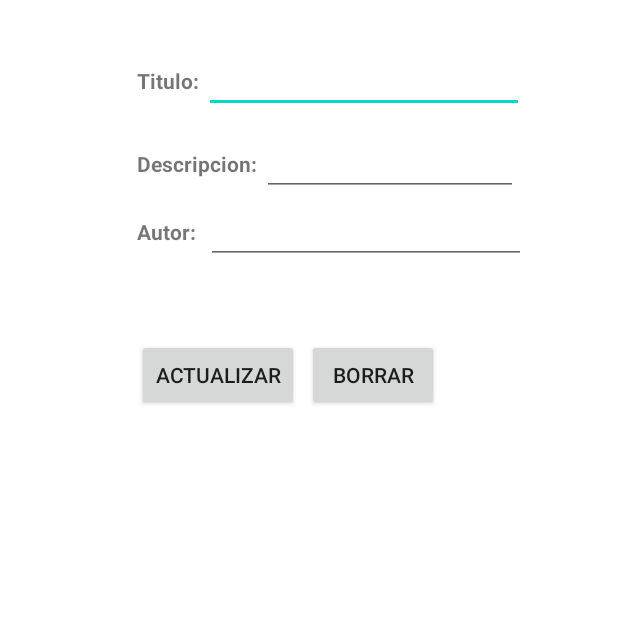
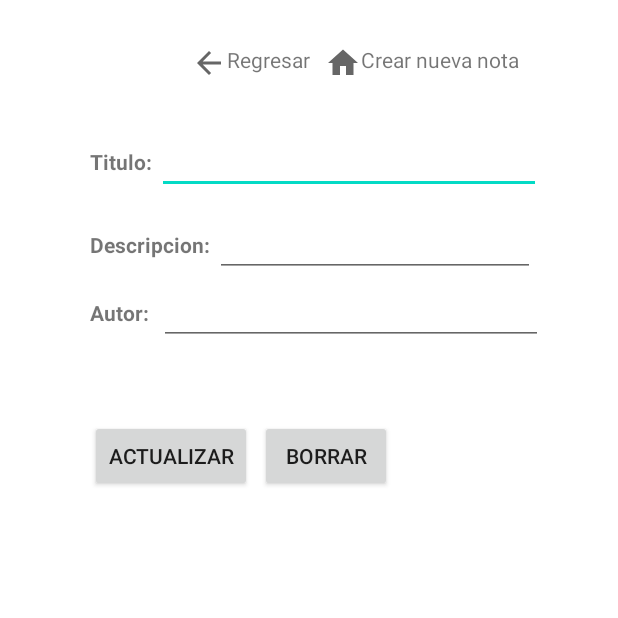
Before and after one commit to Matheo-ceron15/EvalPractica2, an Android app: the screen it shows after launch (VistaNota), on a phone screen of 412 x 824 dp, the top half of it. Run offline under Robolectric (Android 15) with nearby library versions, the phone set to English and light mode, and no system bars.

Commit message:
Correccion de diseño

```diff
--- a/app/src/main/java/com/itca/evalpractica2/MainActivity.java
+++ b/app/src/main/java/com/itca/evalpractica2/MainActivity.java
@@ -114,4 +114,5 @@ public class MainActivity extends AppCompatActivity {
     public void autores(View view) {
         Toast.makeText(this, "Acion no disponible", Toast.LENGTH_SHORT).show();
     }
+
 }
--- a/app/src/main/java/com/itca/evalpractica2/VistaNota.java
+++ b/app/src/main/java/com/itca/evalpractica2/VistaNota.java
@@ -4,6 +4,7 @@ import androidx.appcompat.app.AppCompatActivity;
 
 import android.app.Activity;
 import android.content.ContentValues;
+import android.content.Intent;
 import android.database.Cursor;
 import android.database.sqlite.SQLiteDatabase;
 import android.os.Bundle;
@@ -28,6 +29,19 @@ public class VistaNota extends Activity {
 
         btn1 = findViewById(R.id.btn_borrar);
         btn2 = findViewById(R.id.btn_actualizar);
+
+    }
+
+
+    public void inicio(View view) {
+        Intent intent = new Intent(VistaNota.this, MainActivity.class);
+        startActivity(intent);
+
+    }
+
+    public void regresar(View view) {
+        Intent intent = new Intent(VistaNota.this, Listado.class);
+        startActivity(intent);
 
     }
 
--- /dev/null
+++ b/app/src/main/res/drawable/ic_home.xml
@@ -0,0 +1,10 @@
+<vector xmlns:android="http://schemas.android.com/apk/res/android"
+    android:width="24dp"
+    android:height="24dp"
+    android:viewportWidth="24"
+    android:viewportHeight="24"
+    android:tint="?attr/colorControlNormal">
+  <path
+      android:fillColor="@android:color/white"
+      android:pathData="M10,20v-6h4v6h5v-8h3L12,3 2,12h3v8z"/>
+</vector>
--- a/app/src/main/res/layout/activity_main.xml
+++ b/app/src/main/res/layout/activity_main.xml
@@ -8,12 +8,12 @@
     android:orientation="vertical">
 
 
+
     <LinearLayout
         android:layout_width="wrap_content"
         android:layout_height="wrap_content"
-        android:paddingLeft="30dp"
-        android:layout_marginEnd="30dp"
         android:layout_gravity="center"
+        android:layout_marginTop="50dp"
         android:orientation="vertical">
         <LinearLayout
             android:layout_width="wrap_content"
--- a/app/src/main/res/layout/activity_vista_nota.xml
+++ b/app/src/main/res/layout/activity_vista_nota.xml
@@ -7,13 +7,39 @@
     android:orientation="vertical"
     tools:context=".VistaNota">
 
-
     <LinearLayout
         android:layout_width="wrap_content"
         android:layout_height="wrap_content"
+        android:layout_marginStart="127dp"
+        android:layout_marginEnd="30dp"
+        android:layout_marginTop="30dp"
+        android:orientation="horizontal">
+        <TextView
+            android:id="@+id/regresar"
+            android:layout_width="wrap_content"
+            android:layout_height="wrap_content"
+
+            android:onClick="regresar"
+            android:drawableLeft="?attr/actionModeCloseDrawable"
+            android:text="Regresar"
+            />
+        <TextView
+            android:id="@+id/nueva_nota"
+            android:layout_width="wrap_content"
+            android:layout_height="wrap_content"
+            android:drawableLeft="@drawable/ic_home"
+            android:onClick="inicio"
+            android:layout_marginLeft="10dp"
+            android:text="Crear nueva nota"
+            />
+    </LinearLayout>
+
+    <LinearLayout
+        android:layout_width="match_parent"
+        android:layout_height="wrap_content"
         android:orientation="vertical"
         android:layout_gravity="center"
-        android:paddingLeft="30dp"
+        android:paddingLeft="60dp"
         >
 
 
@@ -35,7 +61,7 @@
                 android:id="@+id/et_titulo"
                 android:layout_width="match_parent"
                 android:layout_height="wrap_content"
-                android:ems="10"
+                android:ems="12"
                 android:inputType="textPersonName" />
 
         </LinearLayout>
@@ -55,7 +81,7 @@
             <EditText
                 android:id="@+id/et_descripcion"
                 android:layout_width="wrap_content"
-                android:ems="8"
+                android:ems="10"
                 android:layout_height="wrap_content"
                 android:inputType="textPersonName" />
         </LinearLayout>
@@ -77,7 +103,7 @@
                 android:id="@+id/et_autor"
                 android:layout_width="match_parent"
                 android:layout_height="wrap_content"
-                android:ems="10"
+                android:ems="12"
                 android:inputType="textPersonName"/>
         </LinearLayout>
 
```
